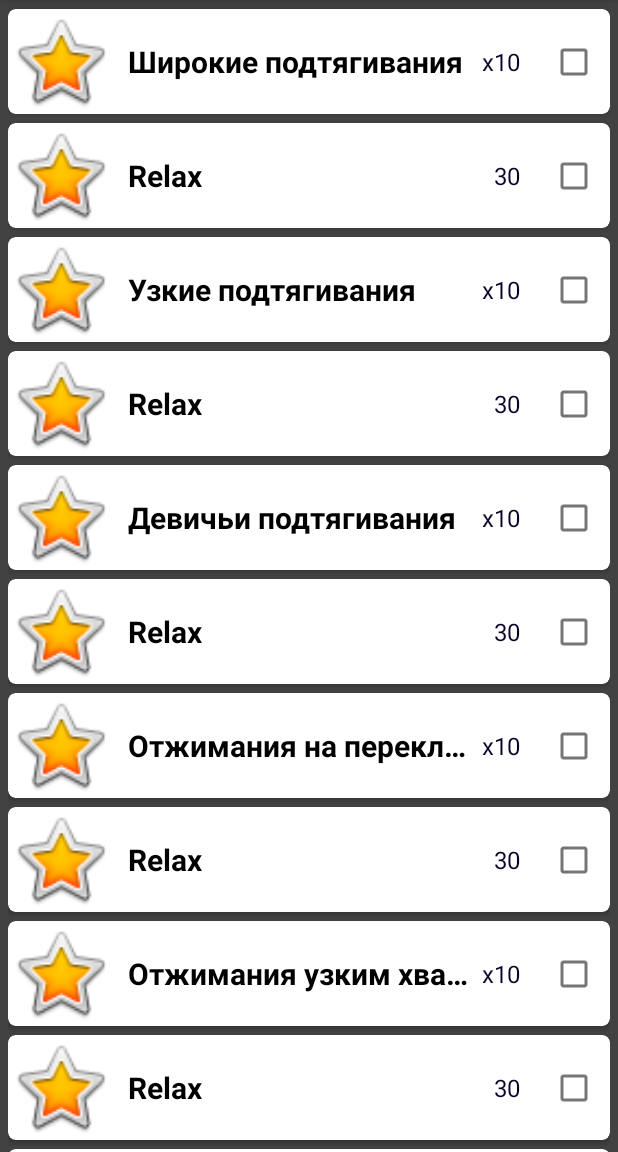
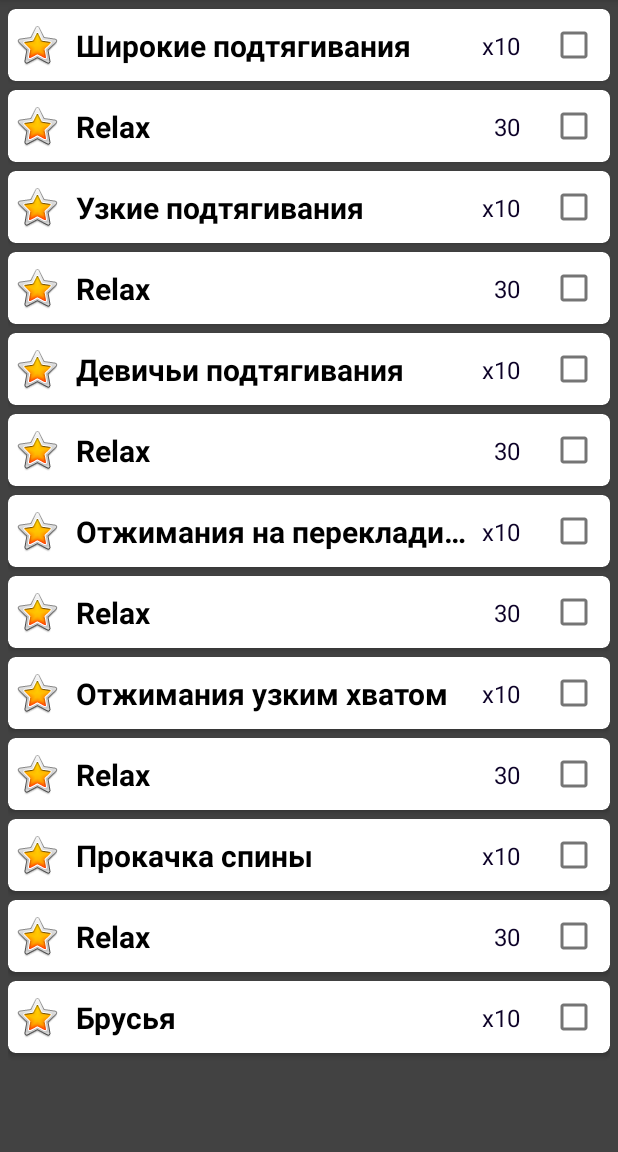
Before and after one commit to DT5GEN/Be_Better_Now, an Android app: the screen it shows after launch (MainActivity), after a tap on an icon or button, on a phone screen of 412 x 824 dp, the part 84-1236 px from its top. Run offline under Robolectric (Android 15) with nearby library versions, the phone set to English and light mode, and no system bars; libraries missing offline, so code that uses them is left out: pl.droidsonroids.gif; Roboto replaces fonts that are not available here; 1 statement that could not run was skipped.

Commit message:
loop gifs

```diff
--- a/app/src/main/java/com/deeppowercrew/bebetternow/adapters/ExercisesAdapter.kt
+++ b/app/src/main/java/com/deeppowercrew/bebetternow/adapters/ExercisesAdapter.kt
@@ -8,6 +8,7 @@ import androidx.recyclerview.widget.ListAdapter
 import androidx.recyclerview.widget.RecyclerView
 import com.deeppowercrew.bebetternow.R
 import com.deeppowercrew.bebetternow.databinding.ExersiseListItemBinding
+import pl.droidsonroids.gif.GifDrawable
 
 class ExercisesAdapter() :
     ListAdapter<ExerciseModel, ExercisesAdapter.ExerciseHolder>(MyComparator()) {
@@ -20,7 +21,7 @@ class ExercisesAdapter() :
 
             exerciseListItemTvName.text = exercise.name
             exerciseListItemTvReps.text = exercise.time
-            exerciseListItemImage
+            exerciseListItemImage.setImageDrawable(GifDrawable(root.context.assets,exercise.image))
                 exerciseListItemImageCheckBox
 
         }
--- a/app/src/main/res/layout/exersise_list_item.xml
+++ b/app/src/main/res/layout/exersise_list_item.xml
@@ -15,8 +15,9 @@
 
         <ImageView
             android:id="@+id/exercise_list_item_image"
-            android:layout_width="70dp"
-            android:layout_height="70dp"
+            android:layout_width="wrap_content"
+            android:layout_height="wrap_content"
+            android:layout_marginStart="3dp"
             app:layout_constraintBottom_toBottomOf="parent"
             app:layout_constraintStart_toStartOf="parent"
             app:layout_constraintTop_toTopOf="parent"
--- a/app/src/main/res/values/arrays.xml
+++ b/app/src/main/res/values/arrays.xml
@@ -1,14 +1,14 @@
 <?xml version="1.0" encoding="utf-8"?>
 <resources>
     <string-array name="exercise">
-        <item>Широкие подтягивания|x10|podtyag_narrow.gif</item> ←!- 0 →
-        <item>Узкие подтягивания|x10|podtyag_narrow.gif</item> ←!- 1 →
-        <item>Девичьи подтягивания|x10|podtyag_narrow.gif</item> ←!- 2 →
-        <item>Отжимания на перекладине|x10|otjim_perekl.gif</item> ←!- 3 →
-        <item>Отжимания узким хватом|x10|narrow_otjim.gif</item> ←!- 4 →
-        <item>Прокачка спины|x10|kach_spinyi.gif</item> ←!- 5 →
-        <item>Брусья|x10|brusya.gif</item> ←!- 6 →
-        <item>Relax|30|rest.gif</item> ←!- 6 →
+        <item>Широкие подтягивания|x10|podtyag_width2.gif</item> ←!- 0 →
+        <item>Узкие подтягивания|x10|podtyag_narrow2.gif</item> ←!- 1 →
+        <item>Девичьи подтягивания|x10|woman_pull2.gif</item> ←!- 2 →
+        <item>Отжимания на перекладине|x10|otjim_perekl2.gif</item> ←!- 3 →
+        <item>Отжимания узким хватом|x10|narrow_otjim2.gif</item> ←!- 4 →
+        <item>Прокачка спины|x10|kach_spinyi2.gif</item> ←!- 5 →
+        <item>Брусья|x10|brusya2.gif</item> ←!- 6 →
+        <item>Relax|30|rest2.gif</item> ←!- 6 →
     </string-array>
 
 
```
Also changed, not shown: app/src/main/assets/rest2.gif (added), 8 other files.
